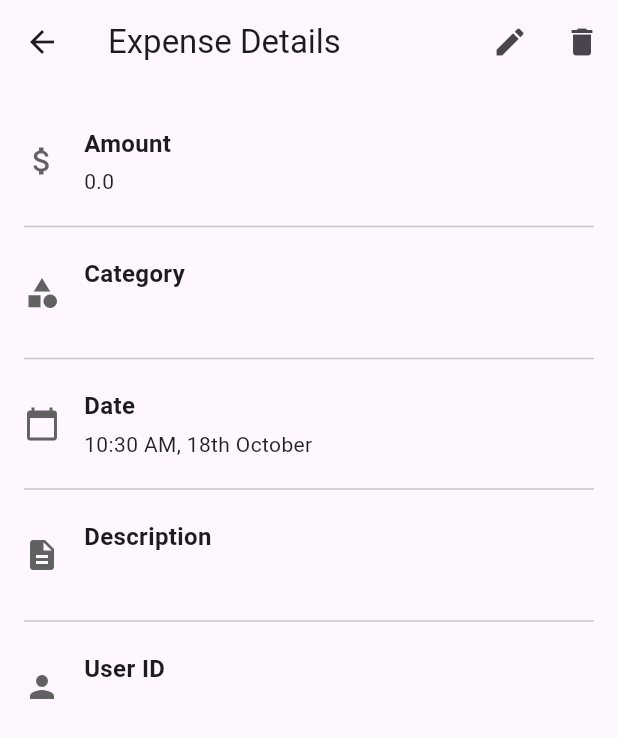
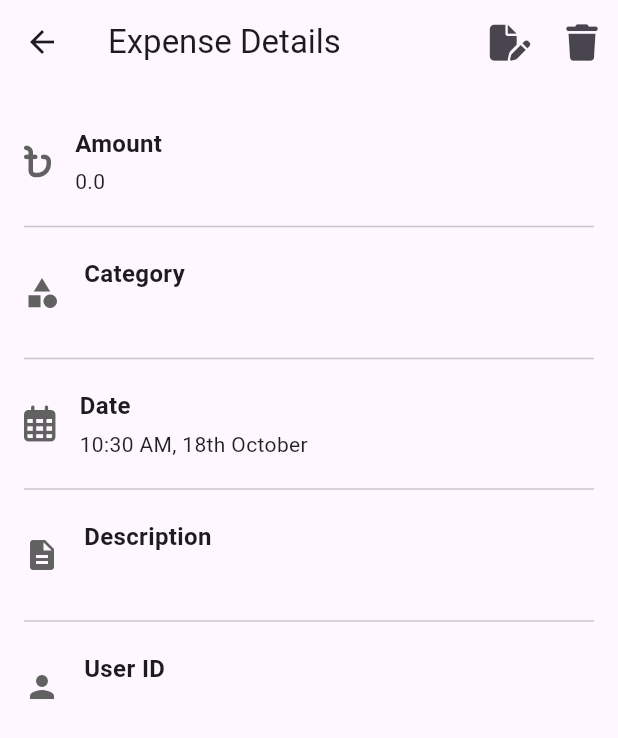
Before and after one commit to alxayeed/FinKeep, a Flutter app: the ExpenseDetailsScreen screen opened directly with empty values, on a phone screen of 412 x 824 dp. Shown: the top 738 px of the screen. Run offline on Flutter 3.47's test engine with Material 3 defaults, Android fonts, the phone set to English and light mode, and no system bars; our stand-ins replace cloud_firestore, equatable, firebase_core, font_awesome_flutter, get; accounts and stored records are empty.

Commit message:
UPDATE: icons updated
- taka icon added
- icons updated
- loader added in list screen
- app icon updated
- app display name updated

```diff
--- a/lib/features/expense/presentation/pages/expense_details_screen.dart
+++ b/lib/features/expense/presentation/pages/expense_details_screen.dart
@@ -1,4 +1,5 @@
 import 'package:flutter/material.dart';
+import 'package:font_awesome_flutter/font_awesome_flutter.dart';
 import 'package:get/get.dart';
 import 'package:spendly/core/extensions/date_time_formatter.dart';
 import '../../domain/entities/expense_entity.dart';
@@ -18,14 +19,14 @@ class ExpenseDetailsScreen extends StatelessWidget {
         title: const Text('Expense Details'),
         actions: [
           IconButton(
-            icon: const Icon(Icons.edit),
+            icon: const FaIcon(FontAwesomeIcons.filePen),
             onPressed: () {
               // Navigate to EditExpenseScreen
               Get.to(() => EditExpenseScreen(expense: expense));
             },
           ),
           IconButton(
-            icon: const Icon(Icons.delete),
+            icon: const FaIcon(FontAwesomeIcons.trash),
             onPressed: () async {
               // Show a confirmation dialog before deleting
               final confirm = await showDialog(
@@ -60,11 +61,11 @@ class ExpenseDetailsScreen extends StatelessWidget {
         child: Column(
           crossAxisAlignment: CrossAxisAlignment.start,
           children: [
-            _buildDetailText('Amount', expense.amount.toString(), Icons.attach_money),
+            _buildDetailText('Amount', expense.amount.toString(), FontAwesomeIcons.bangladeshiTakaSign),
             const Divider(thickness: 1),
             _buildDetailText('Category', expense.category, Icons.category),
             const Divider(thickness: 1),
-            _buildDetailText('Date', expense.date.formatToReadable(), Icons.calendar_today),
+            _buildDetailText('Date', expense.date.formatToReadable(), FontAwesomeIcons.calendarDays),
             const Divider(thickness: 1),
             _buildDetailText('Description', expense.description, Icons.description),
             const Divider(thickness: 1),
@@ -80,7 +81,7 @@ class ExpenseDetailsScreen extends StatelessWidget {
       padding: const EdgeInsets.symmetric(vertical: 12.0),
       child: Row(
         children: [
-          Icon(icon, color: Colors.grey[700]), // Icon for the field
+          FaIcon(icon, color: Colors.grey[700]), // Icon for the field
           const SizedBox(width: 16.0),
           Expanded(
             child: Column(
--- a/lib/features/expense/presentation/widgets/expense_card_widget.dart
+++ b/lib/features/expense/presentation/widgets/expense_card_widget.dart
@@ -59,7 +59,7 @@ class ExpenseCardWidget extends StatelessWidget {
             style: const TextStyle(color: Colors.grey),
           ),
           trailing: Text(
-            '\$${expense.amount.toStringAsFixed(2)}',
+            '${expense.amount.toStringAsFixed(2)} ৳',
             style: const TextStyle(
               fontWeight: FontWeight.bold,
               fontSize: 16,
--- a/pubspec.yaml
+++ b/pubspec.yaml
@@ -12,6 +12,7 @@ dependencies:
   firebase_core: ^3.4.0
   flutter:
     sdk: flutter
+  font_awesome_flutter: ^10.7.0
   get: ^4.6.6
   intl: ^0.19.0
 
```
Also changed, not shown: lib/features/expense/presentation/pages/expense_list_screen.dart (+20 -7 lines), changelog.txt, pubspec.lock, 47 other files.
